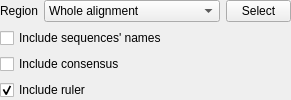
Old version of the form src/corelibs/U2View/src/ov_msa/export_image/MSAExportSettings.ui in the repository ugeneunipro/ugene.
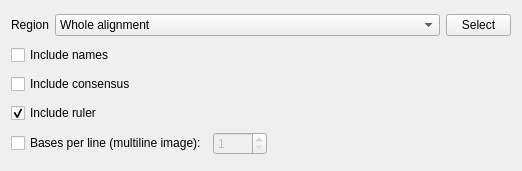
New version of the form.

Commit message: Support MSA image export in multi-line mode.

```diff
--- a/src/corelibs/U2View/src/ov_msa/export_image/MSAExportSettings.ui
+++ b/src/corelibs/U2View/src/ov_msa/export_image/MSAExportSettings.ui
@@ -6,34 +6,16 @@
    <rect>
     <x>0</x>
     <y>0</y>
-    <width>291</width>
-    <height>101</height>
+    <width>522</width>
+    <height>171</height>
    </rect>
   </property>
   <property name="windowTitle">
    <string>Form</string>
   </property>
   <layout class="QVBoxLayout" name="verticalLayout">
-   <property name="sizeConstraint">
-    <enum>QLayout::SetMinAndMaxSize</enum>
-   </property>
-   <property name="leftMargin">
-    <number>0</number>
-   </property>
-   <property name="topMargin">
-    <number>0</number>
-   </property>
-   <property name="rightMargin">
-    <number>0</number>
-   </property>
-   <property name="bottomMargin">
-    <number>0</number>
-   </property>
    <item>
     <layout class="QHBoxLayout" name="horizontalLayout">
-     <property name="sizeConstraint">
-      <enum>QLayout::SetMinAndMaxSize</enum>
-     </property>
      <item>
       <widget class="QLabel" name="label">
        <property name="text">
@@ -79,7 +61,7 @@
    <item>
     <widget class="QCheckBox" name="exportSeqNames">
      <property name="text">
-      <string>Include sequences' names</string>
+      <string>Include names</string>
      </property>
     </widget>
    </item>
@@ -100,6 +82,43 @@
      </property>
     </widget>
    </item>
+   <item>
+    <layout class="QHBoxLayout" name="horizontalLayout_2">
+     <item>
+      <widget class="QCheckBox" name="multilineModeCheckbox">
+       <property name="text">
+        <string>Bases per line (multiline image):</string>
+       </property>
+      </widget>
+     </item>
+     <item>
+      <widget class="QSpinBox" name="multilineWidthSpinbox">
+       <property name="enabled">
+        <bool>false</bool>
+       </property>
+       <property name="minimum">
+        <number>1</number>
+       </property>
+       <property name="maximum">
+        <number>1000</number>
+       </property>
+      </widget>
+     </item>
+     <item>
+      <spacer name="horizontalSpacer">
+       <property name="orientation">
+        <enum>Qt::Horizontal</enum>
+       </property>
+       <property name="sizeHint" stdset="0">
+        <size>
+         <width>40</width>
+         <height>20</height>
+        </size>
+       </property>
+      </spacer>
+     </item>
+    </layout>
+   </item>
   </layout>
  </widget>
  <resources/>
```
Left out of the diff: 19 changed lines with no effect on the pictures. The commit also changes 15 other files.
